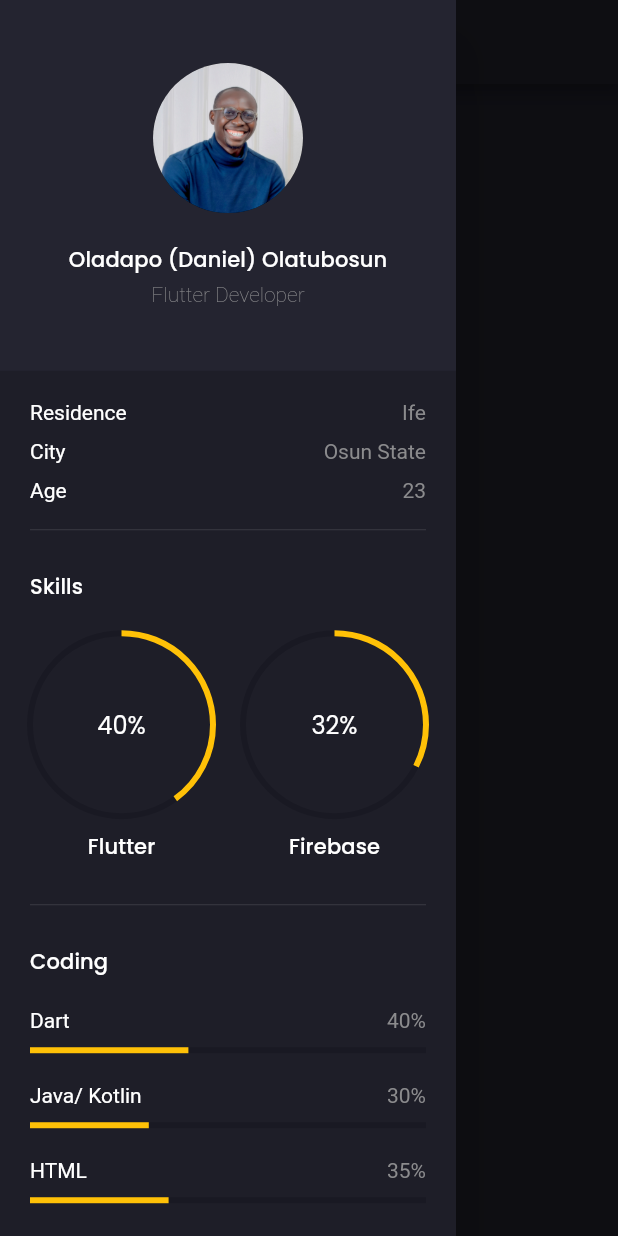
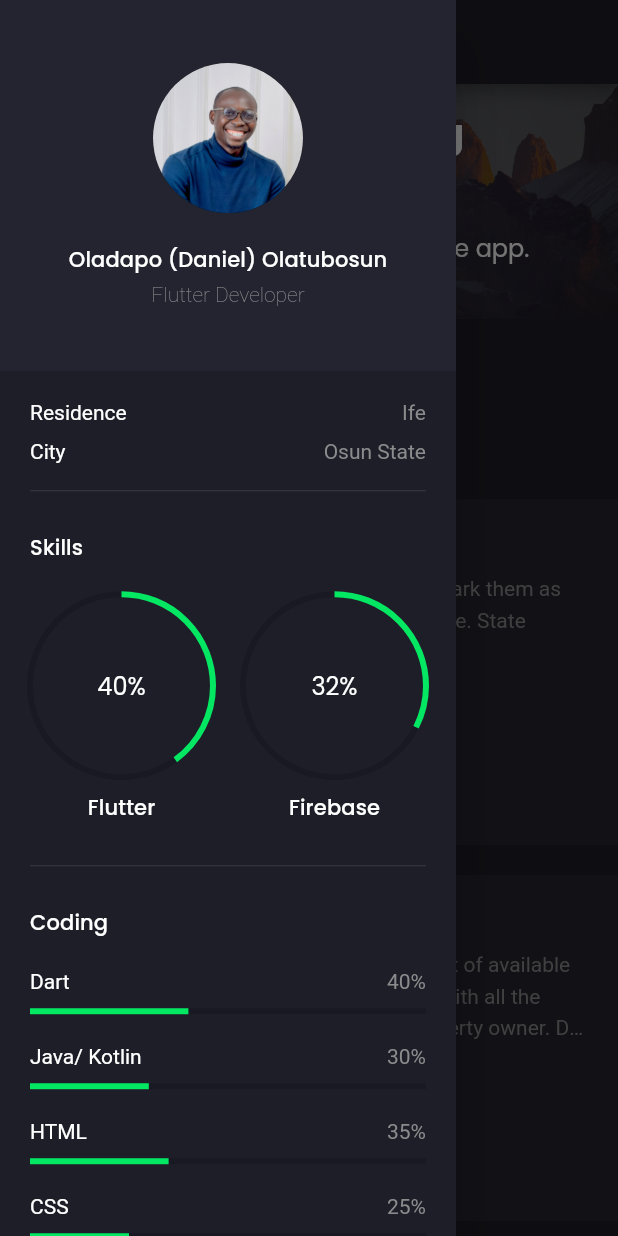
Before and after one commit to Dapo-dan/portfolio_web, a Flutter app: the screen it shows after launch, with the side drawer open, on a phone screen of 412 x 824 dp. Run offline on Flutter 3.47's test engine with Material 2 defaults, Android fonts, the phone set to English and light mode, and no system bars; drawn by our look-alikes of animated_text_kit; our stand-ins replace flutter_svg, google_fonts; missing offline and left inert: mailto.

Commit message:
adding project url

```diff
--- a/lib/constants.dart
+++ b/lib/constants.dart
@@ -1,6 +1,6 @@
 import 'package:flutter/material.dart';
 
-const primaryColor = Color(0xFFFFC107);
+const primaryColor = Color(0xFF04E762);
 const secondaryColor = Color(0xFF242430);
 const darkColor = Color(0xFF191923);
 const bodyTextColor = Color(0xFF8B8B8D);
--- a/lib/main.dart
+++ b/lib/main.dart
@@ -1,7 +1,7 @@
 import 'package:flutter/material.dart';
 import 'package:google_fonts/google_fonts.dart';
 import 'package:portfolio_web/constants.dart';
-import 'package:portfolio_web/screens/main/main_screen.dart';
+import 'package:portfolio_web/screens/home/home_screen.dart';
 
 void main() {
   runApp(const MyApp());
@@ -25,7 +25,7 @@ class MyApp extends StatelessWidget {
               .copyWith(
                   bodyText1: const TextStyle(color: bodyTextColor),
                   bodyText2: const TextStyle(color: bodyTextColor))),
-      home: const MainScreen(children: [],)
+      home: const HomeScreen(),
     );
   }
 }
--- a/lib/responsive.dart
+++ b/lib/responsive.dart
@@ -35,7 +35,7 @@ class Responsive extends StatelessWidget {
       return desktop;
     } else if (_size.width >= 700 && tablet != null) {
       return tablet!;
-    } else if (_size.width >= 500 && mobileLarge != null) {
+    } else if (_size.width >= 450 && mobileLarge != null) {
       return mobileLarge!;
     } else {
       return mobile;
--- a/lib/screens/home/components/home_banner.dart
+++ b/lib/screens/home/components/home_banner.dart
@@ -109,11 +109,19 @@ class AnimatedText extends StatelessWidget {
           speed: const Duration(milliseconds: 60),
         ),
         TyperAnimatedText(
-          "complete e-Commerce app UI.",
+          "transportation and delivery service apps.",
           speed: const Duration(milliseconds: 60),
         ),
         TyperAnimatedText(
-          "Chat app with dark and light theme.",
+          "property leasing and rentage applications.",
+          speed: const Duration(milliseconds: 60),
+        ),
+        TyperAnimatedText(
+          "to-do applications.",
+          speed: const Duration(milliseconds: 60),
+        ),
+        TyperAnimatedText(
+          "responsive applications UI screens.",
           speed: const Duration(milliseconds: 60),
         ),
       ],
--- a/lib/screens/home/home_screen.dart
+++ b/lib/screens/home/home_screen.dart
@@ -4,7 +4,6 @@ import 'package:portfolio_web/screens/main/main_screen.dart';
 import 'components/heighlights.dart';
 import 'components/home_banner.dart';
 import 'components/my_projects.dart';
-import 'components/recommendations.dart';
 
 class HomeScreen extends StatelessWidget {
   const HomeScreen({Key? key}) : super(key: key);
@@ -16,7 +15,6 @@ class HomeScreen extends StatelessWidget {
         HomeBanner(),
         HighLightsInfo(),
         MyProjects(),
-        Recommendations(),
       ],
     );
   }
--- a/lib/screens/main/components/side_menu.dart
+++ b/lib/screens/main/components/side_menu.dart
@@ -1,6 +1,7 @@
 import 'package:flutter/material.dart';
 import 'package:flutter_svg/svg.dart';
 import 'package:portfolio_web/constants.dart';
+import 'package:portfolio_web/screens/home/mail.dart';
 import 'package:url_launcher/url_launcher.dart';
 
 import 'area_info_text.dart';
@@ -15,6 +16,8 @@ class SideMenu extends StatelessWidget {
   final String _github = 'https://github.com/Dapo-dan';
   final String _twitter =
       'https://twitter.com/dapo_lora?t=23XEuD2RwObq6T03SMHkVw&s=09';
+  final String _cv =
+      'https://drive.google.com/uc?export=download&id=1CV6o8aYi6idJmT2NxcbxU2O4o2HxGpDg';
 
   const SideMenu({
     Key? key,
@@ -40,10 +43,6 @@ class SideMenu extends StatelessWidget {
                       title: "City",
                       text: "Osun State",
                     ),
-                    const AreaInfoText(
-                      title: "Age",
-                      text: "23",
-                    ),
                     const Skills(),
                     const SizedBox(height: defaultPadding),
                     const Coding(),
@@ -51,7 +50,7 @@ class SideMenu extends StatelessWidget {
                     const Divider(),
                     const SizedBox(height: defaultPadding / 2),
                     TextButton(
-                      onPressed: () {},
+                      onPressed: _launchCV,
                       child: FittedBox(
                         child: Row(
                           children: [
@@ -100,6 +99,21 @@ class SideMenu extends StatelessWidget {
                             onPressed: _launchTwitter,
                             icon: SvgPicture.asset("assets/icons/twitter.svg"),
                           ),
+                          IconButton(
+                            color: const Color(0xFF8c8c8e),
+                            hoverColor: Colors.transparent,
+                            splashColor: Colors.transparent,
+                            highlightColor: Colors.transparent,
+                            focusColor: Colors.transparent,
+                            onPressed: () {
+                              Navigator.push(
+                                  context,
+                                  MaterialPageRoute(
+                                      builder: (context) =>
+                                          const EmailSender()));
+                            },
+                            icon: const Icon(Icons.mail),
+                          ),
                           const Spacer(),
                         ],
                       ),
@@ -118,6 +132,10 @@ class SideMenu extends StatelessWidget {
     if (!await launch(_linkedIn)) throw 'Could not launch $_linkedIn';
   }
 
+  void _launchCV() async {
+    if (!await launch(_cv)) throw 'Could not launch $_cv';
+  }
+
   void _launchGithub() async {
     if (!await launch(_github)) throw 'Could not launch $_github';
   }
```
Also changed, not shown: lib/screens/home/components/project_card.dart (+3 -9 lines), lib/screens/home/components/recommendations.dart (deleted, +0 -42 lines), assets/icons/check.svg.
